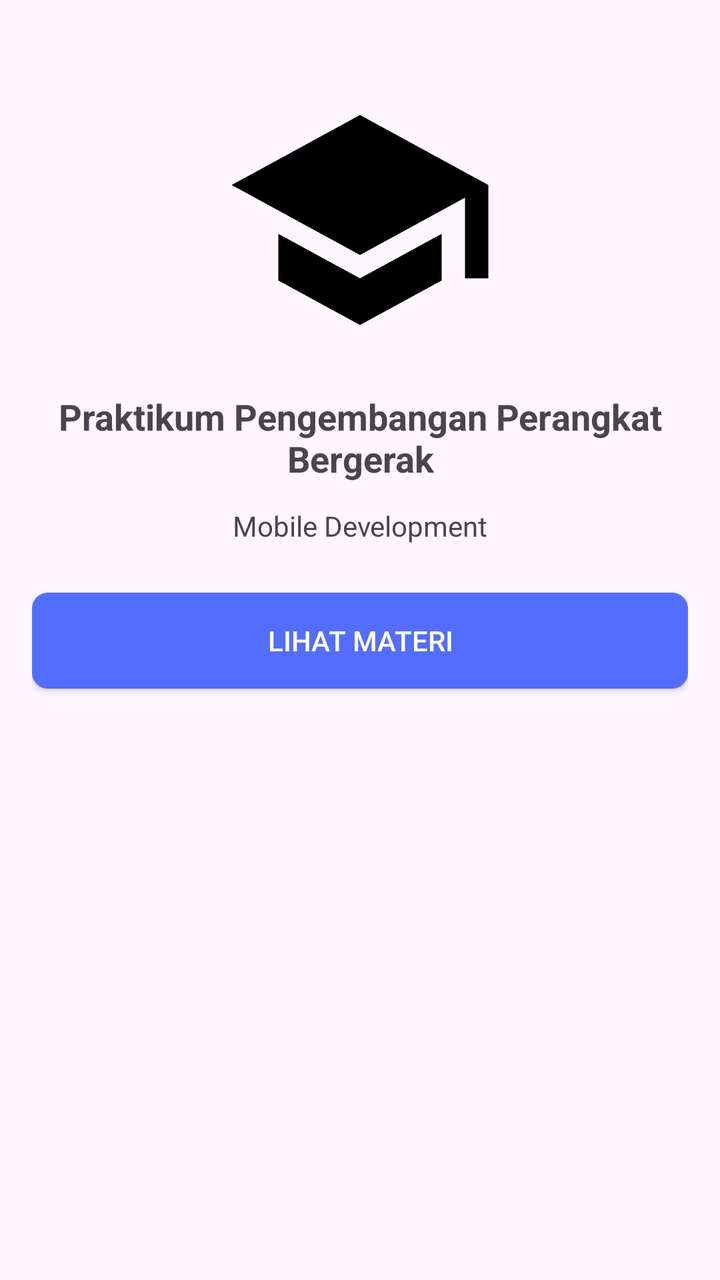
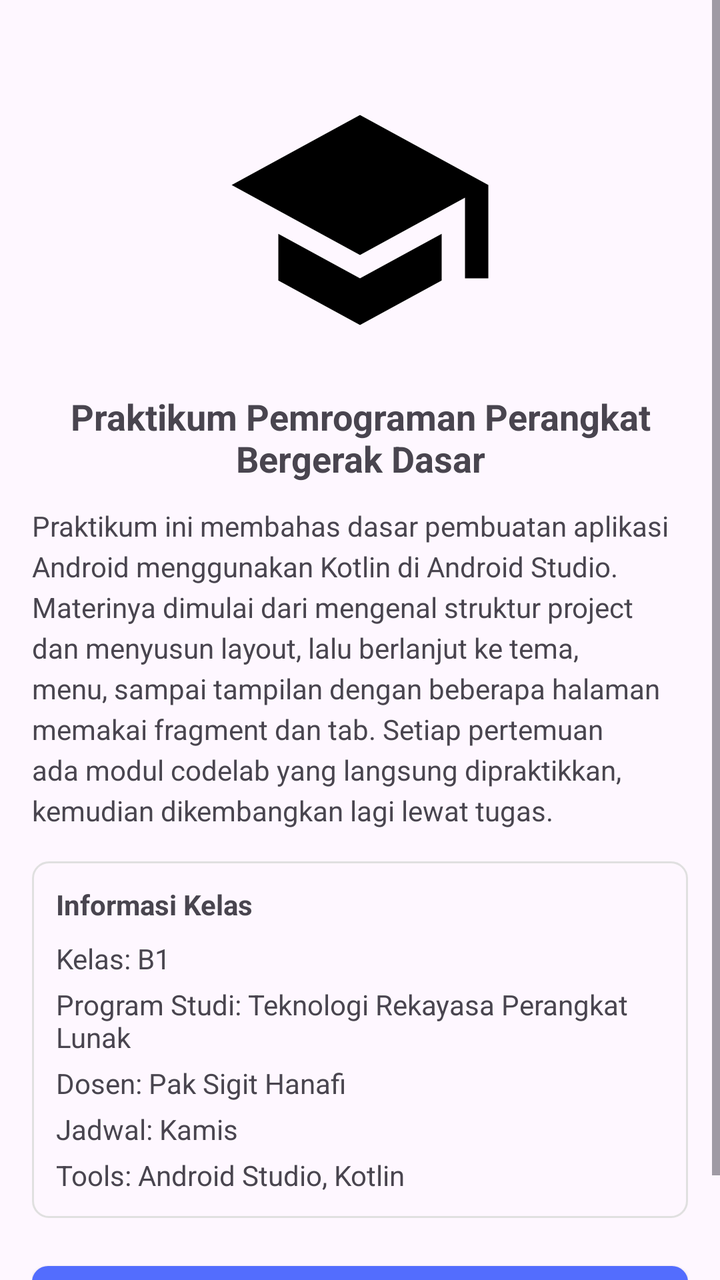

Before-and-after screenshots of an Android layout around one commit, followed by the original layout XML and the change that was made.
<!-- AndroidManifest.xml: application theme Theme.PPDB_Pertemuan6 -->
<!-- res/layout/fragment_home.xml -->
<?xml version="1.0" encoding="utf-8"?>
<ScrollView xmlns:android="http://schemas.android.com/apk/res/android"
    xmlns:tools="http://schemas.android.com/tools"
    android:layout_width="match_parent"
    android:layout_height="match_parent"
    android:fillViewport="true"
    tools:context=".HomeFragment">

    <LinearLayout
        android:layout_width="match_parent"
        android:layout_height="wrap_content"
        android:gravity="center_horizontal"
        android:orientation="vertical"
        android:padding="16dp">

        <ImageView
            android:layout_width="140dp"
            android:layout_height="140dp"
            android:layout_marginTop="24dp"
            android:contentDescription="@string/home_class_name"
            android:src="@drawable/ic_class_banner" />

        <TextView
            android:layout_width="match_parent"
            android:layout_height="wrap_content"
            android:layout_marginTop="16dp"
            android:text="@string/home_class_name"
            style="@style/CustomTextView18Bold" />

        <TextView
            android:layout_width="match_parent"
            android:layout_height="wrap_content"
            android:layout_marginTop="12dp"
            android:layout_marginBottom="24dp"
            android:gravity="center"
            android:text="@string/home_class_desc" />

        <androidx.appcompat.widget.AppCompatButton
            android:id="@+id/btn_lihat_materi"
            android:layout_width="match_parent"
            android:layout_height="wrap_content"
            android:text="@string/home_btn_materi"
            style="@style/CustomRoundedButton" />

    </LinearLayout>
</ScrollView>
<!-- resources referenced by this layout -->
<resources>
  <!-- drawable ic_class_banner (drawable) -->
  <vector xmlns:android="http://schemas.android.com/apk/res/android" android:height="24dp" android:tint="#000000" android:viewportHeight="24" android:viewportWidth="24" android:width="24dp">
        
      <path android:fillColor="@android:color/white" android:pathData="M5,13.18v4L12,21l7,-3.82v-4L12,17l-7,-3.82zM12,3L1,9l11,6 9,-4.91V17h2V9L12,3z"/>
      
  </vector>
  <string name="home_btn_materi">Lihat Materi</string>
  <string name="home_class_desc">Mobile Development</string>
  <string name="home_class_name">Praktikum Pengembangan Perangkat Bergerak</string>
  <style name="CustomRoundedButton" parent="Widget.AppCompat.Button">
          <item name="android:background">@drawable/rounded_button</item>
          <item name="android:textColor">#FFFFFF</item>
          <item name="android:padding">10dp</item>
      </style>
  <style name="CustomTextView18Bold" parent="Widget.AppCompat.TextView">
          <item name="android:textSize">18sp</item>
          <item name="android:textStyle">bold</item>
          <item name="android:gravity">center</item>
      </style>
  <style name="Theme.PPDB_Pertemuan6" parent="Base.Theme.PPDB_Pertemuan6" />
  <!-- drawable rounded_button (drawable) -->
  <?xml version="1.0" encoding="utf-8"?>
  <selector xmlns:android="http://schemas.android.com/apk/res/android">
      
      <item android:state_pressed="true">
          <shape android:shape="rectangle">
              <solid android:color="#303F9F" />
              <corners android:radius="8dp" />
          </shape>
      </item>
      
      <item>
          <shape android:shape="rectangle">
              <solid android:color="#536DFE" />
              <corners android:radius="8dp" />
          </shape>
      </item>
  </selector>
  <style name="Base.Theme.PPDB_Pertemuan6" parent="Theme.Material3.DayNight.NoActionBar">
          
      </style>
</resources>

<!-- the commit's change to res/layout/fragment_home.xml (unified diff, before → after) -->
@@ -31,14 +31,59 @@
             android:layout_width="match_parent"
             android:layout_height="wrap_content"
             android:layout_marginTop="12dp"
-            android:layout_marginBottom="24dp"
-            android:gravity="center"
+            android:lineSpacingExtra="4dp"
             android:text="@string/home_class_desc" />
+
+        <LinearLayout
+            android:layout_width="match_parent"
+            android:layout_height="wrap_content"
+            android:layout_marginTop="16dp"
+            android:background="@drawable/bg_card"
+            android:orientation="vertical"
+            android:padding="12dp">
+
+            <TextView
+                android:layout_width="match_parent"
+                android:layout_height="wrap_content"
+                android:layout_marginBottom="8dp"
+                android:text="@string/home_info_title"
+                android:textStyle="bold" />
+
+            <TextView
+                android:layout_width="match_parent"
+                android:layout_height="wrap_content"
+                android:text="@string/home_info_kelas" />
+
+            <TextView
+                android:layout_width="match_parent"
+                android:layout_height="wrap_content"
+                android:layout_marginTop="4dp"
+                android:text="@string/home_info_prodi" />
+
+            <TextView
+                android:layout_width="match_parent"
+                android:layout_height="wrap_content"
+                android:layout_marginTop="4dp"
+                android:text="@string/home_info_dosen" />
+
+            <TextView
+                android:layout_width="match_parent"
+                android:layout_height="wrap_content"
+                android:layout_marginTop="4dp"
+                android:text="@string/home_info_jadwal" />
+
+            <TextView
+                android:layout_width="match_parent"
+                android:layout_height="wrap_content"
+                android:layout_marginTop="4dp"
+                android:text="@string/home_info_tools" />
+        </LinearLayout>
 
         <androidx.appcompat.widget.AppCompatButton
             android:id="@+id/btn_lihat_materi"
             android:layout_width="match_parent"
             android:layout_height="wrap_content"
+            android:layout_marginTop="24dp"
             android:text="@string/home_btn_materi"
             style="@style/CustomRoundedButton" />
 
<!-- resource entries referenced after the edit -->
@@ -1,5 +1,14 @@
 <!-- resources referenced by this layout -->
 <resources>
+  <!-- drawable bg_card (drawable) -->
+  <?xml version="1.0" encoding="utf-8"?>
+  <shape xmlns:android="http://schemas.android.com/apk/res/android"
+      android:shape="rectangle">
+      <stroke
+          android:width="1dp"
+          android:color="#E0E0E0" />
+      <corners android:radius="8dp" />
+  </shape>
   <!-- drawable ic_class_banner (drawable) -->
   <vector xmlns:android="http://schemas.android.com/apk/res/android" android:height="24dp" android:tint="#000000" android:viewportHeight="24" android:viewportWidth="24" android:width="24dp">
         
@@ -7,8 +16,14 @@
       
   </vector>
   <string name="home_btn_materi">Lihat Materi</string>
-  <string name="home_class_desc">Mobile Development</string>
-  <string name="home_class_name">Praktikum Pengembangan Perangkat Bergerak</string>
+  <string name="home_class_desc">Praktikum ini membahas dasar pembuatan aplikasi Android menggunakan Kotlin di Android Studio. Materinya dimulai dari mengenal struktur project dan menyusun layout, lalu berlanjut ke tema, menu, sampai tampilan dengan beberapa halaman memakai fragment dan tab. Setiap pertemuan ada modul codelab yang langsung dipraktikkan, kemudian dikembangkan lagi lewat tugas.</string>
+  <string name="home_class_name">Praktikum Pemrograman Perangkat Bergerak Dasar</string>
+  <string name="home_info_dosen">Dosen: Pak Sigit Hanafi</string>
+  <string name="home_info_jadwal">Jadwal: Kamis</string>
+  <string name="home_info_kelas">Kelas: B1</string>
+  <string name="home_info_prodi">Program Studi: Teknologi Rekayasa Perangkat Lunak</string>
+  <string name="home_info_title">Informasi Kelas</string>
+  <string name="home_info_tools">Tools: Android Studio, Kotlin</string>
   <style name="CustomRoundedButton" parent="Widget.AppCompat.Button">
           <item name="android:background">@drawable/rounded_button</item>
           <item name="android:textColor">#FFFFFF</item>
